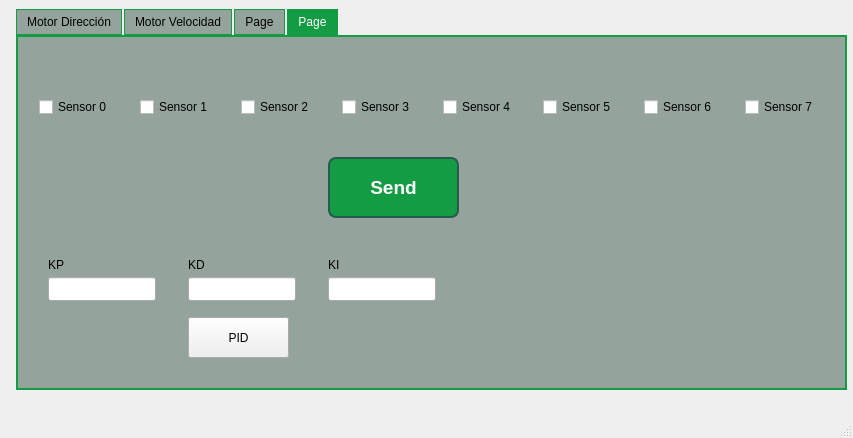
Old version of the form mainwindow.ui in the repository WenceslaoFB/QT_CAN_MOTOR.
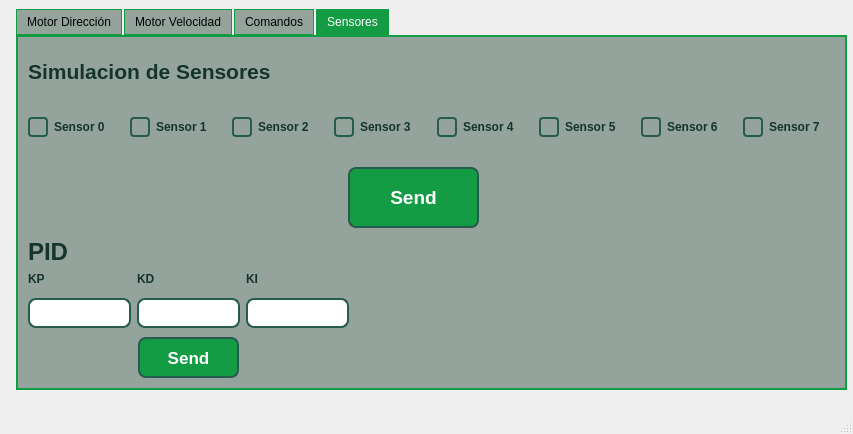
New version of the form. The open tabs and pages were chosen to show the change.

Commit message: quedo mas bonito

```diff
--- a/mainwindow.ui
+++ b/mainwindow.ui
@@ -7,7 +7,7 @@
     <x>0</x>
     <y>0</y>
     <width>853</width>
-    <height>438</height>
+    <height>434</height>
    </rect>
   </property>
   <property name="windowTitle">
@@ -725,7 +725,7 @@
     </widget>
     <widget class="QWidget" name="tab_3">
      <attribute name="title">
-      <string>Page</string>
+      <string>Comandos</string>
      </attribute>
      <widget class="QWidget" name="verticalLayoutWidget_5">
       <property name="geometry">
@@ -933,20 +933,47 @@
     </widget>
     <widget class="QWidget" name="tab_4">
      <attribute name="title">
-      <string>Page</string>
+      <string>Sensores</string>
      </attribute>
      <widget class="QWidget" name="horizontalLayoutWidget_3">
       <property name="geometry">
        <rect>
-        <x>21</x>
-        <y>30</y>
-        <width>801</width>
+        <x>10</x>
+        <y>50</y>
+        <width>811</width>
         <height>80</height>
        </rect>
       </property>
       <layout class="QHBoxLayout" name="horizontalLayout_5">
        <item>
         <widget class="QCheckBox" name="sens0">
+         <property name="styleSheet">
+          <string notr="true">QCheckBox {
+    /* Estilo del texto de la checkbox */
+    color: #14342c;
+    font-weight: bold;
+}
+
+QCheckBox::indicator {
+    /* Estilo del cuadro de verificación */
+    width: 16px;
+    height: 16px;
+    background-color: transparent;
+    border: 2px solid #265c4d;
+    border-radius: 4px;
+}
+
+QCheckBox::indicator:checked {
+    /* Estilo del cuadro de verificación cuando está marcado */
+    background-color: #149c44;
+    border: 2px solid #265c4d;
+}
+
+QCheckBox::indicator:unchecked:pressed {
+    /* Estilo del cuadro de verificación no marcado cuando está presionado */
+    background-color: #265c4d;
+}</string>
+         </property>
          <property name="text">
           <string>Sensor 0</string>
          </property>
@@ -954,6 +981,33 @@
        </item>
        <item>
         <widget class="QCheckBox" name="sens1">
+         <property name="styleSheet">
+          <string notr="true">QCheckBox {
+    /* Estilo del texto de la checkbox */
+    color: #14342c;
+    font-weight: bold;
+}
+
+QCheckBox::indicator {
+    /* Estilo del cuadro de verificación */
+    width: 16px;
+    height: 16px;
+    background-color: transparent;
+    border: 2px solid #265c4d;
+    border-radius: 4px;
+}
+
+QCheckBox::indicator:checked {
+    /* Estilo del cuadro de verificación cuando está marcado */
+    background-color: #149c44;
+    border: 2px solid #265c4d;
+}
+
+QCheckBox::indicator:unchecked:pressed {
+    /* Estilo del cuadro de verificación no marcado cuando está presionado */
+    background-color: #265c4d;
+}</string>
+         </property>
          <property name="text">
           <string>Sensor 1</string>
          </property>
@@ -961,6 +1015,33 @@
        </item>
        <item>
         <widget class="QCheckBox" name="sens2">
+         <property name="styleSheet">
+          <string notr="true">QCheckBox {
+    /* Estilo del texto de la checkbox */
+    color: #14342c;
+    font-weight: bold;
+}
+
+QCheckBox::indicator {
+    /* Estilo del cuadro de verificación */
+    width: 16px;
+    height: 16px;
+    background-color: transparent;
+    border: 2px solid #265c4d;
+    border-radius: 4px;
+}
+
+QCheckBox::indicator:checked {
+    /* Estilo del cuadro de verificación cuando está marcado */
+    background-color: #149c44;
+    border: 2px solid #265c4d;
+}
+
+QCheckBox::indicator:unchecked:pressed {
+    /* Estilo del cuadro de verificación no marcado cuando está presionado */
+    background-color: #265c4d;
+}</string>
+         </property>
          <property name="text">
           <string>Sensor 2</string>
          </property>
@@ -968,6 +1049,33 @@
        </item>
        <item>
         <widget class="QCheckBox" name="sens3">
+         <property name="styleSheet">
+          <string notr="true">QCheckBox {
+    /* Estilo del texto de la checkbox */
+    color: #14342c;
+    font-weight: bold;
+}
+
+QCheckBox::indicator {
+    /* Estilo del cuadro de verificación */
+    width: 16px;
+    height: 16px;
+    background-color: transparent;
+    border: 2px solid #265c4d;
+    border-radius: 4px;
+}
+
+QCheckBox::indicator:checked {
+    /* Estilo del cuadro de verificación cuando está marcado */
+    background-color: #149c44;
+    border: 2px solid #265c4d;
+}
+
+QCheckBox::indicator:unchecked:pressed {
+    /* Estilo del cuadro de verificación no marcado cuando está presionado */
+    background-color: #265c4d;
+}</string>
+         </property>
          <property name="text">
           <string>Sensor 3</string>
          </property>
@@ -975,6 +1083,33 @@
        </item>
        <item>
         <widget class="QCheckBox" name="sens4">
+         <property name="styleSheet">
+          <string notr="true">QCheckBox {
+    /* Estilo del texto de la checkbox */
+    color: #14342c;
+    font-weight: bold;
+}
+
+QCheckBox::indicator {
+    /* Estilo del cuadro de verificación */
+    width: 16px;
+    height: 16px;
+    background-color: transparent;
+    border: 2px solid #265c4d;
+    border-radius: 4px;
+}
+
+QCheckBox::indicator:checked {
+    /* Estilo del cuadro de verificación cuando está marcado */
+    background-color: #149c44;
+    border: 2px solid #265c4d;
+}
+
+QCheckBox::indicator:unchecked:pressed {
+    /* Estilo del cuadro de verificación no marcado cuando está presionado */
+    background-color: #265c4d;
+}</string>
+         </property>
          <property name="text">
           <string>Sensor 4</string>
          </property>
@@ -982,6 +1117,33 @@
        </item>
        <item>
         <widget class="QCheckBox" name="sens5">
+         <property name="styleSheet">
+          <string notr="true">QCheckBox {
+    /* Estilo del texto de la checkbox */
+    color: #14342c;
+    font-weight: bold;
+}
+
+QCheckBox::indicator {
+    /* Estilo del cuadro de verificación */
+    width: 16px;
+    height: 16px;
+    background-color: transparent;
+    border: 2px solid #265c4d;
+    border-radius: 4px;
+}
+
+QCheckBox::indicator:checked {
+    /* Estilo del cuadro de verificación cuando está marcado */
+    background-color: #149c44;
+    border: 2px solid #265c4d;
+}
+
+QCheckBox::indicator:unchecked:pressed {
+    /* Estilo del cuadro de verificación no marcado cuando está presionado */
+    background-color: #265c4d;
+}</string>
+         </property>
          <property name="text">
           <string>Sensor 5</string>
          </property>
@@ -989,6 +1151,33 @@
        </item>
        <item>
         <widget class="QCheckBox" name="sens6">
+         <property name="styleSheet">
+          <string notr="true">QCheckBox {
+    /* Estilo del texto de la checkbox */
+    color: #14342c;
+    font-weight: bold;
+}
+
+QCheckBox::indicator {
+    /* Estilo del cuadro de verificación */
+    width: 16px;
+    height: 16px;
+    background-color: transparent;
+    border: 2px solid #265c4d;
+    border-radius: 4px;
+}
+
+QCheckBox::indicator:checked {
+    /* Estilo del cuadro de verificación cuando está marcado */
+    background-color: #149c44;
+    border: 2px solid #265c4d;
+}
+
+QCheckBox::indicator:unchecked:pressed {
+    /* Estilo del cuadro de verificación no marcado cuando está presionado */
+    background-color: #265c4d;
+}</string>
+         </property>
          <property name="text">
           <string>Sensor 6</string>
          </property>
@@ -996,6 +1185,33 @@
        </item>
        <item>
         <widget class="QCheckBox" name="sens7">
+         <property name="styleSheet">
+          <string notr="true">QCheckBox {
+    /* Estilo del texto de la checkbox */
+    color: #14342c;
+    font-weight: bold;
+}
+
+QCheckBox::indicator {
+    /* Estilo del cuadro de verificación */
+    width: 16px;
+    height: 16px;
+    background-color: transparent;
+    border: 2px solid #265c4d;
+    border-radius: 4px;
+}
+
+QCheckBox::indicator:checked {
+    /* Estilo del cuadro de verificación cuando está marcado */
+    background-color: #149c44;
+    border: 2px solid #265c4d;
+}
+
+QCheckBox::indicator:unchecked:pressed {
+    /* Estilo del cuadro de verificación no marcado cuando está presionado */
+    background-color: #265c4d;
+}</string>
+         </property>
          <property name="text">
           <string>Sensor 7</string>
          </property>
@@ -1006,8 +1222,8 @@
      <widget class="QPushButton" name="send_sens">
       <property name="geometry">
        <rect>
-        <x>310</x>
-        <y>120</y>
+        <x>330</x>
+        <y>130</y>
         <width>131</width>
         <height>61</height>
        </rect>
@@ -1042,88 +1258,189 @@
        <string>Send</string>
       </property>
      </widget>
-     <widget class="QLineEdit" name="line_kp_steering">
-      <property name="geometry">
-       <rect>
-        <x>30</x>
-        <y>240</y>
-        <width>108</width>
-        <height>24</height>
-       </rect>
-      </property>
-     </widget>
-     <widget class="QLabel" name="label_KP_steering">
-      <property name="geometry">
-       <rect>
-        <x>30</x>
-        <y>220</y>
-        <width>49</width>
-        <height>16</height>
-       </rect>
-      </property>
-      <property name="text">
-       <string>KP</string>
-      </property>
-     </widget>
-     <widget class="QLabel" name="label_KD_steering">
-      <property name="geometry">
-       <rect>
-        <x>170</x>
-        <y>220</y>
-        <width>49</width>
-        <height>16</height>
-       </rect>
-      </property>
-      <property name="text">
-       <string>KD</string>
-      </property>
-     </widget>
-     <widget class="QLineEdit" name="line_kd_steering">
-      <property name="geometry">
-       <rect>
-        <x>170</x>
-        <y>240</y>
-        <width>108</width>
-        <height>24</height>
-       </rect>
-      </property>
-     </widget>
-     <widget class="QLabel" name="label_KI_steering">
-      <property name="geometry">
-       <rect>
-        <x>310</x>
-        <y>220</y>
-        <width>49</width>
-        <height>16</height>
-       </rect>
-      </property>
-      <property name="text">
-       <string>KI</string>
-      </property>
-     </widget>
-     <widget class="QLineEdit" name="line_ki_steering">
-      <property name="geometry">
-       <rect>
-        <x>310</x>
-        <y>240</y>
-        <width>108</width>
-        <height>24</height>
-       </rect>
-      </property>
-     </widget>
      <widget class="QPushButton" name="pushButton_PID_Steering">
       <property name="geometry">
        <rect>
-        <x>170</x>
-        <y>280</y>
+        <x>120</x>
+        <y>300</y>
         <width>101</width>
         <height>41</height>
        </rect>
       </property>
+      <property name="font">
+       <font>
+        <pointsize>13</pointsize>
+        <bold>true</bold>
+       </font>
+      </property>
+      <property name="styleSheet">
+       <string notr="true">QPushButton {
+    /* Estilo inicial del botón */
+    background-color: #149c44;
+    border: 2px solid #265c4d;
+	color: white;
+    border-radius: 8px;
+    padding: 5px 10px;
+}
+
+QPushButton:pressed {
+    /* Estilo del botón cuando está presionado */
+    background-color:  #265c4d;
+    border: 2px solid #265c4d;
+	color: white;
+}</string>
+      </property>
       <property name="text">
-       <string>PID</string>
+       <string>Send</string>
       </property>
      </widget>
+     <widget class="QLabel" name="label_12">
+      <property name="geometry">
+       <rect>
+        <x>10</x>
+        <y>10</y>
+        <width>361</width>
+        <height>50</height>
+       </rect>
+      </property>
+      <property name="maximumSize">
+       <size>
+        <width>16777215</width>
+        <height>50</height>
+       </size>
+      </property>
+      <property name="font">
+       <font>
+        <pointsize>20</pointsize>
+       </font>
+      </property>
+      <property name="text">
+       <string>&lt;html&gt;&lt;head/&gt;&lt;body&gt;&lt;p&gt;&lt;span style=&quot; font-size:16pt; font-weight:700; color:#14342c;&quot;&gt;Simulacion de Sensores&lt;/span&gt;&lt;/p&gt;&lt;/body&gt;&lt;/html&gt;</string>
+      </property>
+     </widget>
+     <widget class="QLabel" name="label_13">
+      <property name="geometry">
+       <rect>
+        <x>10</x>
+        <y>190</y>
+        <width>61</width>
+        <height>50</height>
+       </rect>
+      </property>
+      <property name="maximumSize">
+       <size>
+        <width>16777215</width>
+        <height>50</height>
+       </size>
+      </property>
+      <property name="font">
+       <font>
+        <pointsize>20</pointsize>
+       </font>
+      </property>
+      <property name="text">
+       <string>&lt;html&gt;&lt;head/&gt;&lt;body&gt;&lt;p&gt;&lt;span style=&quot; font-size:18pt; font-weight:700; color:#14342c;&quot;&gt;PID&lt;/span&gt;&lt;/p&gt;&lt;/body&gt;&lt;/html&gt;</string>
+      </property>
+     </widget>
+     <widget class="QWidget" name="horizontalLayoutWidget_4">
+      <property name="geometry">
+       <rect>
+        <x>10</x>
+        <y>230</y>
+        <width>321</width>
+        <height>61</height>
+       </rect>
+      </property>
+      <layout class="QHBoxLayout" name="horizontalLayout_6">
+       <item>
+        <layout class="QVBoxLayout" name="verticalLayout_14">
+         <item>
+          <widget class="QLabel" name="label_KP_steering">
+           <property name="maximumSize">
+            <size>
+             <width>16777215</width>
+             <height>25</height>
+            </size>
+           </property>
+           <property name="text">
+            <string>&lt;html&gt;&lt;head/&gt;&lt;body&gt;&lt;p&gt;&lt;span style=&quot; font-weight:700; color:#14342c;&quot;&gt;KP&lt;/span&gt;&lt;/p&gt;&lt;/body&gt;&lt;/html&gt;</string>
+           </property>
+          </widget>
+         </item>
+         <item>
+          <widget class="QLineEdit" name="line_kp_steering">
+           <property name="styleSheet">
+            <string notr="true">    background-color: white;
+    border: 2px solid #265c4d;
+	color: white;
+    border-radius: 8px;
+    padding: 5px 10px;
+	font-weight: bold;</string>
+           </property>
+          </widget>
+         </item>
+        </layout>
+       </item>
+       <item>
+        <layout class="QVBoxLayout" name="verticalLayout_13">
+         <item>
+          <widget class="QLabel" name="label_KD_steering">
+           <property name="maximumSize">
+            <size>
+             <width>16777215</width>
+             <height>25</height>
+            </size>
+           </property>
+           <property name="text">
+            <string>&lt;html&gt;&lt;head/&gt;&lt;body&gt;&lt;p&gt;&lt;span style=&quot; font-weight:700; color:#14342c;&quot;&gt;KD&lt;/span&gt;&lt;/p&gt;&lt;/body&gt;&lt;/html&gt;</string>
+           </property>
+          </widget>
+         </item>
+         <item>
+          <widget class="QLineEdit" name="line_kd_steering">
+           <property name="styleSheet">
+            <string notr="true">    background-color: white;
+    border: 2px solid #265c4d;
+	color: white;
+    border-radius: 8px;
+    padding: 5px 10px;
+	font-weight: bold;</string>
+           </property>
+          </widget>
+         </item>
+        </layout>
+       </item>
+       <item>
+        <layout class="QVBoxLayout" name="verticalLayout_12">
+         <item>
+          <widget class="QLabel" name="label_KI_steering">
+           <property name="maximumSize">
+            <size>
+             <width>16777215</width>
+             <height>25</height>
+            </size>
+           </property>
+           <property name="text">
+            <string>&lt;html&gt;&lt;head/&gt;&lt;body&gt;&lt;p&gt;&lt;span style=&quot; font-weight:700; color:#14342c;&quot;&gt;KI&lt;/span&gt;&lt;/p&gt;&lt;/body&gt;&lt;/html&gt;</string>
+           </property>
+          </widget>
+         </item>
+         <item>
+          <widget class="QLineEdit" name="line_ki_steering">
+           <property name="styleSheet">
+            <string notr="true">    background-color: white;
+    border: 2px solid #265c4d;
+	color: white;
+    border-radius: 8px;
+    padding: 5px 10px;
+	font-weight: bold;</string>
+           </property>
+          </widget>
+         </item>
+        </layout>
+       </item>
+      </layout>
+     </widget>
     </widget>
    </widget>
   </widget>
```
Left out of the diff: 239 changed lines with no effect on the pictures. The commit also changes 1 other file.
